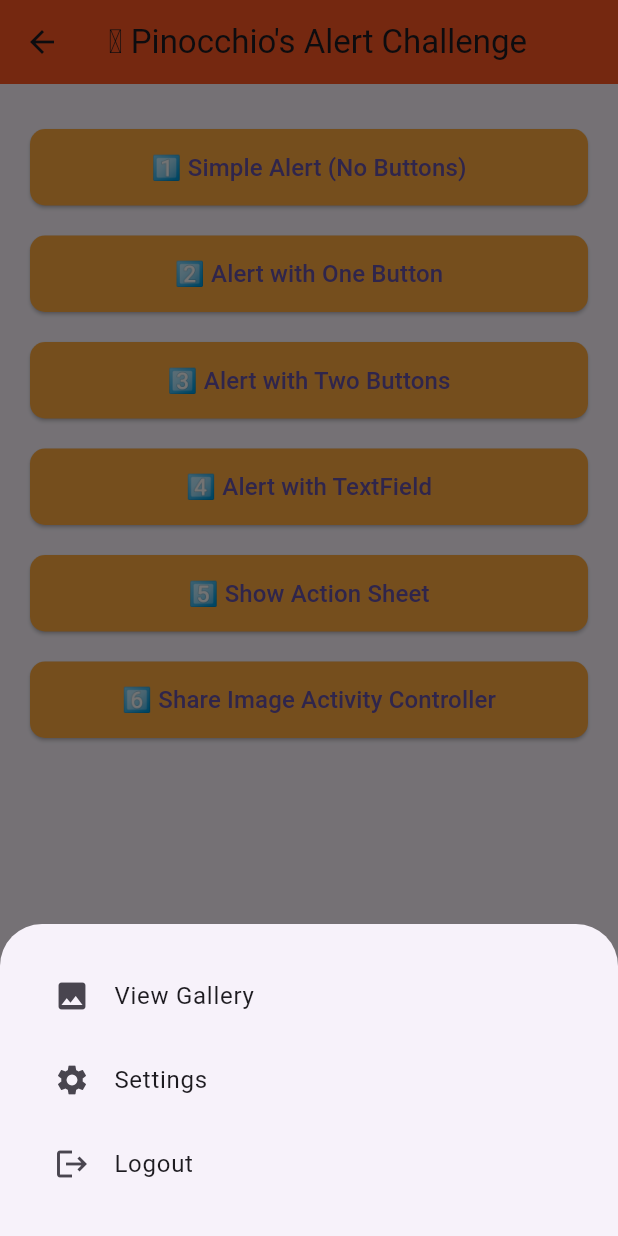
After one commit to iremyasar01/neonAcademyApps, a Flutter app: the PinoAlertScreen screen opened directly, after a tap on "5️⃣ Show Action Sheet", on a phone screen of 412 x 824 dp. The commit adds this screen. Run offline on Flutter 3.47's test engine with Material 3 defaults, Android fonts, the phone set to English and light mode, and no system bars; our stand-ins replace audioplayers, share_plus.

Commit message:
alertControllers

```diff
--- /dev/null
+++ b/lib/screens/pino_alert_screen.dart
@@ -0,0 +1,210 @@
+import 'package:flutter/material.dart';
+import 'package:share_plus/share_plus.dart';
+import 'package:flutter/services.dart';
+import 'package:path_provider/path_provider.dart';
+import 'dart:io';
+
+class PinoAlertScreen extends StatefulWidget {
+  const PinoAlertScreen({super.key});
+
+  @override
+  State<PinoAlertScreen> createState() => _PinoAlertScreenState();
+}
+
+class _PinoAlertScreenState extends State<PinoAlertScreen> {
+  final TextEditingController _textController = TextEditingController();
+
+  void _showSimpleAlert() {
+    showDialog(
+      context: context,
+      builder: (_) => const AlertDialog(
+        title: Text('📢 Simple Alert'),
+        content: Text('This alert has no buttons. Just a message!'),
+      ),
+    );
+  }
+
+  void _showOneButtonAlert() {
+    showDialog(
+      context: context,
+      builder: (_) => AlertDialog(
+        title: const Text('👍 One Button'),
+        content: const Text('Click the button below.'),
+        actions: [
+          TextButton(
+            onPressed: () {
+              debugPrint('Button: OK');
+              Navigator.pop(context);
+            },
+            child: const Text('OK'),
+          ),
+        ],
+      ),
+    );
+  }
+
+  void _showTwoButtonAlert() {
+    showDialog(
+      context: context,
+      builder: (_) => AlertDialog(
+        title: const Text('⚔️ Two Options'),
+        content: const Text('Choose wisely.'),
+        actions: [
+          TextButton(
+            onPressed: () {
+              debugPrint('Button: Accept');
+              Navigator.pop(context);
+            },
+            child: const Text('Accept'),
+          ),
+          TextButton(
+            onPressed: () {
+              debugPrint('Button: Decline');
+              Navigator.pop(context);
+            },
+            child: const Text('Decline'),
+          ),
+        ],
+      ),
+    );
+  }
+
+  void _showTextFieldAlert() {
+    showDialog(
+      context: context,
+      builder: (_) => AlertDialog(
+        title: const Text('📝 Input Alert'),
+        content: TextField(
+          controller: _textController,
+          decoration: const InputDecoration(hintText: "Type something..."),
+        ),
+        actions: [
+          TextButton(
+            onPressed: () {
+              debugPrint('Entered Text: ${_textController.text}');
+              _textController.clear();
+              Navigator.pop(context);
+            },
+            child: const Text('Submit'),
+          ),
+        ],
+      ),
+    );
+  }
+
+  void _showActionSheet() {
+    showModalBottomSheet(
+      context: context,
+      builder: (_) => Container(
+        padding: const EdgeInsets.all(20),
+        child: Wrap(
+          children: [
+            ListTile(
+              leading: const Icon(Icons.photo),
+              title: const Text('View Gallery'),
+              onTap: () {
+                debugPrint('Action: View Gallery');
+                Navigator.pop(context);
+              },
+            ),
+            ListTile(
+              leading: const Icon(Icons.settings),
+              title: const Text('Settings'),
+              onTap: () {
+                debugPrint('Action: Settings');
+                Navigator.pop(context);
+              },
+            ),
+            ListTile(
+              leading: const Icon(Icons.logout),
+              title: const Text('Logout'),
+              onTap: () {
+                debugPrint('Action: Logout');
+                Navigator.pop(context);
+              },
+            ),
+          ],
+        ),
+      ),
+    );
+  }
+
+  Future<void> _showActivityController() async {
+    final box = context.findRenderObject() as RenderBox?;
+
+    try {
+      // Görseli assets klasöründen yükleyip geçici dizine yazıyoruz
+      final byteData = await rootBundle.load('assets/images/castle.png');
+      final tempDir = await getTemporaryDirectory();
+      final file = File('${tempDir.path}/castle.png');
+      await file.writeAsBytes(byteData.buffer.asUint8List());
+
+      final result = await SharePlus.instance.share(
+        ShareParams(
+          text: 'Check out this awesome image!',
+          subject: 'Pinocchio’s Shared Image',
+          title: 'Share Image',
+          files: [
+            XFile(
+              file.path,
+              name: 'castle.png',
+              mimeType: 'image/png',
+            ),
+          ],
+          sharePositionOrigin: box!.localToGlobal(Offset.zero) & box.size,
+        ),
+      );
+
+      debugPrint('Share result: ${result.status}');
+    } catch (e) {
+      debugPrint('Share Error: $e');
+    }
+  }
+
+  @override
+  void dispose() {
+    _textController.dispose();
+    super.dispose();
+  }
+
+  @override
+  Widget build(BuildContext context) {
+    return Scaffold(
+      appBar: AppBar(
+        title: const Text("🪵 Pinocchio's Alert Challenge"),
+        centerTitle: true,
+        backgroundColor: Colors.deepOrange,
+      ),
+      body: Padding(
+        padding: const EdgeInsets.all(20),
+        child: ListView(
+          children: [
+            _buildButton("1️⃣ Simple Alert (No Buttons)", _showSimpleAlert),
+            _buildButton("2️⃣ Alert with One Button", _showOneButtonAlert),
+            _buildButton("3️⃣ Alert with Two Buttons", _showTwoButtonAlert),
+            _buildButton("4️⃣ Alert with TextField", _showTextFieldAlert),
+            _buildButton("5️⃣ Show Action Sheet", _showActionSheet),
+            _buildButton("6️⃣ Share Image Activity Controller", _showActivityController),
+          ],
+        ),
+      ),
+    );
+  }
+
+  Widget _buildButton(String label, VoidCallback onPressed) {
+    return Padding(
+      padding: const EdgeInsets.symmetric(vertical: 10),
+      child: ElevatedButton(
+        onPressed: onPressed,
+        style: ElevatedButton.styleFrom(
+          backgroundColor: Colors.orangeAccent,
+          padding: const EdgeInsets.symmetric(vertical: 14),
+          shape: RoundedRectangleBorder(
+            borderRadius: BorderRadius.circular(10),
+          ),
+        ),
+        child: Text(label, style: const TextStyle(fontSize: 16)),
+      ),
+    );
+  }
+}
--- a/pubspec.yaml
+++ b/pubspec.yaml
@@ -36,6 +36,8 @@ dependencies:
   # Use with the CupertinoIcons class for iOS style icons.
   cupertino_icons: ^1.0.8
   audioplayers: ^6.4.0
+  share_plus: ^11.0.0
+  path_provider: ^2.1.5
 
 dev_dependencies:
   flutter_test:
```
Also changed, not shown: lib/screens/home_screen.dart (+12 -0 lines), pubspec.lock, 6 other files.
